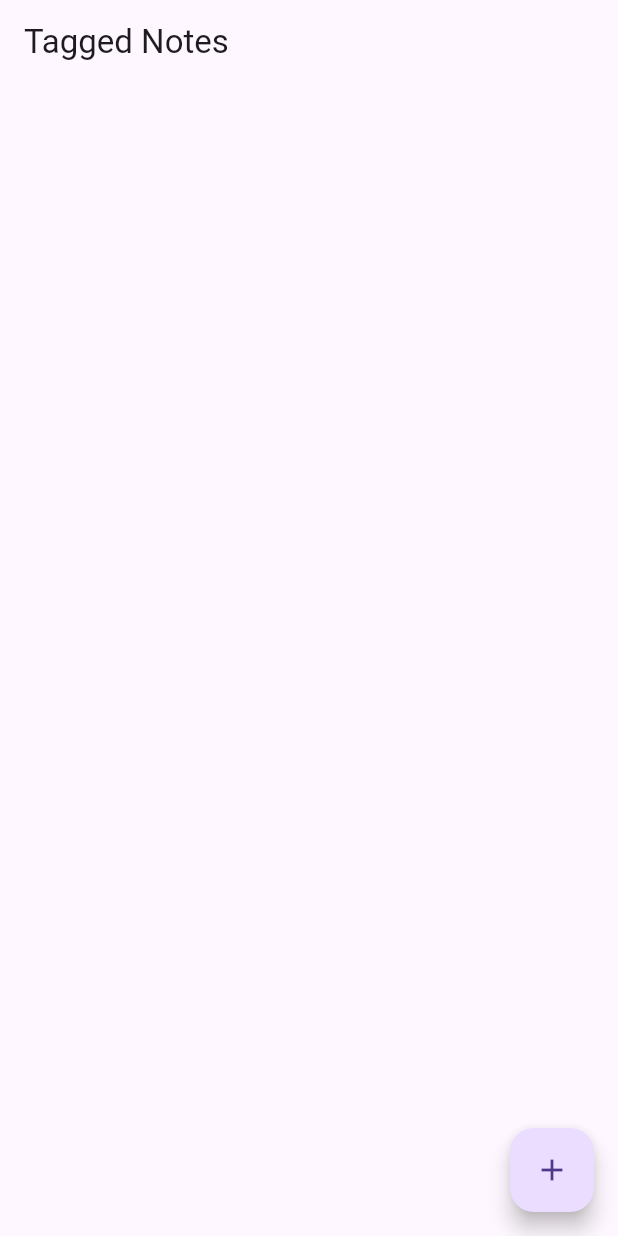
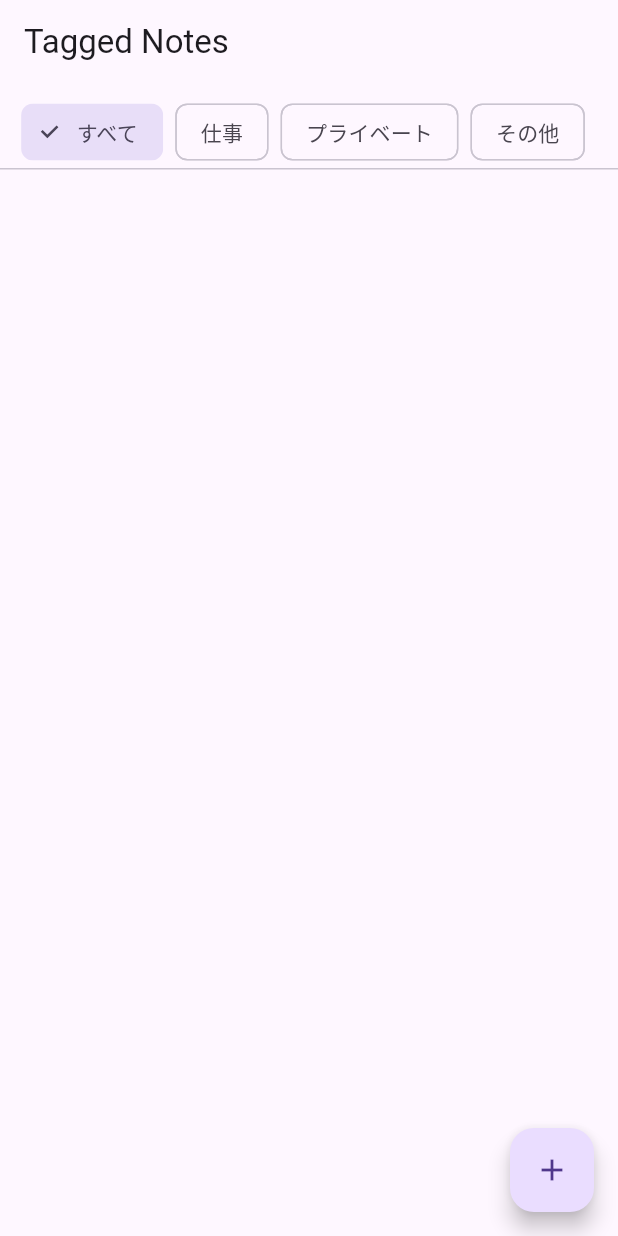
Before and after one commit to lesson-t/tagged_notes, a Flutter app: the screen it shows after launch, on a phone screen of 412 x 824 dp. Run offline on Flutter 3.47's test engine with Material 3 defaults, Android fonts, the phone set to English and light mode, and no system bars.

```diff
--- a/lib/screens/note_list_screen.dart
+++ b/lib/screens/note_list_screen.dart
@@ -4,22 +4,69 @@ import 'package:provider/provider.dart';
 import 'package:tagged_notes/providers/note_provider.dart';
 import 'package:tagged_notes/screens/note_edit_screen.dart';
 
-class NoteListScreen extends StatelessWidget {
+class NoteListScreen extends StatefulWidget {
   const NoteListScreen({super.key});
+
+  @override
+  State<NoteListScreen> createState() => _NoteListScreenState();
+}
+
+class _NoteListScreenState extends State<NoteListScreen> {
+  // タグフィルタ用の状態（初期値は すべて ）
+  String _selectedTag = 'すべて';
+
+  // 表示するタグ一覧
+  final List<String> _tags = ['すべて', '仕事', 'プライベート', 'その他'];
 
   @override
   Widget build(BuildContext context) {
     final provider = context.watch<NoteProvider>();
     final notes = provider.notes;
 
+    // タグに応じて絞り込んだリスト
+    final filteredNotes = _selectedTag == 'すべて'
+      ? notes
+      : notes.where((n) => n.tag == _selectedTag).toList();
+
     return Scaffold(
       appBar: AppBar(
         title: const Text("Tagged Notes")
       ),
-      body: ListView.builder(
-        itemCount: notes.length,
+      body: Column(
+        children: [
+          const SizedBox(height: 8),
+
+          // タグフィルタのチップ行
+          SingleChildScrollView(
+            scrollDirection: Axis.horizontal,
+            padding: const EdgeInsets.symmetric(horizontal: 8),
+            child: Row(
+              children: _tags.map((tag) {
+                final isSelected = _selectedTag == tag;
+                return Padding(
+                  padding: const EdgeInsets.only(right: 8.0),
+                  child: ChoiceChip(
+                    label: Text(tag),
+                    selected: isSelected,
+                    onSelected: (_) {
+                      setState(() {
+                        _selectedTag = tag;
+                      });
+                    },
+                  ),
+                );
+              }).toList(),
+            ),
+          ),
+
+          const Divider(height: 1),
+
+          // フィルタ済みのリスト表示
+          Expanded(
+            child: ListView.builder(
+              itemCount: filteredNotes.length,
               itemBuilder: (context, index) {
-          final note = notes[index];
+                final note = filteredNotes[index];
 
                 return ListTile(
                   title: Text(note.title),
@@ -68,6 +115,9 @@ class NoteListScreen extends StatelessWidget {
                 );
               },
             ),
+          )
+        ],
+      ),
       floatingActionButton: FloatingActionButton(
         onPressed: () {
           Navigator.push(
@@ -78,7 +128,6 @@ class NoteListScreen extends StatelessWidget {
           );
         } ,
         child: const Icon(Icons.add),
-
       ),
     );
   }
```
Lines whose indentation alone changed are shown as unchanged.
